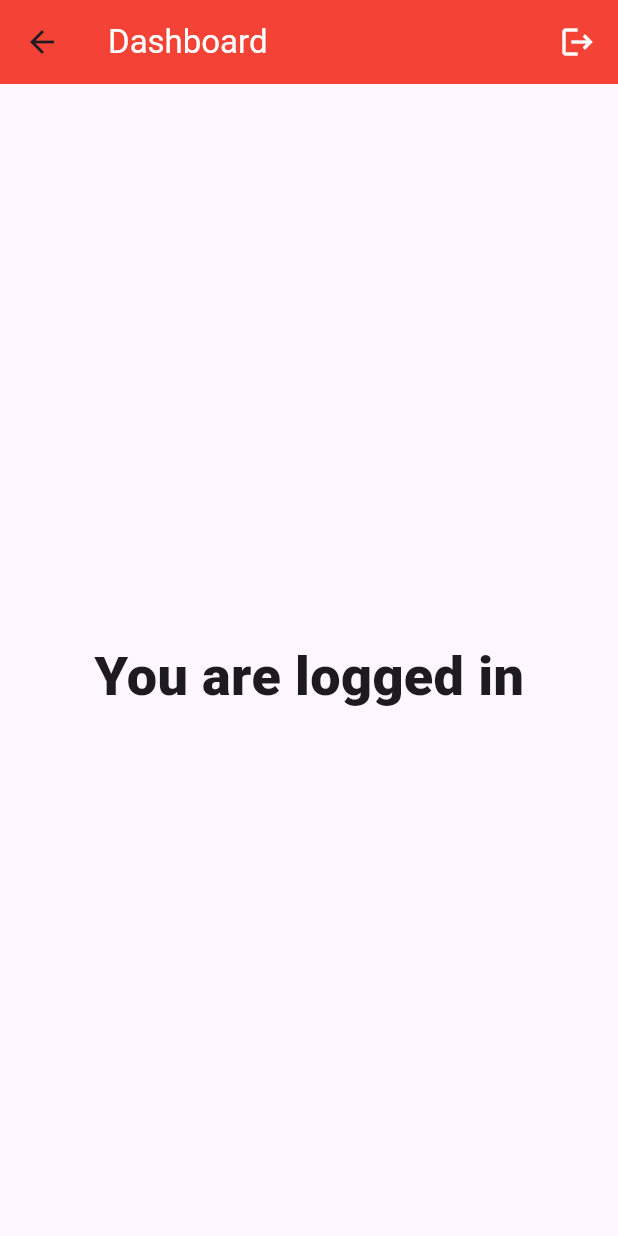
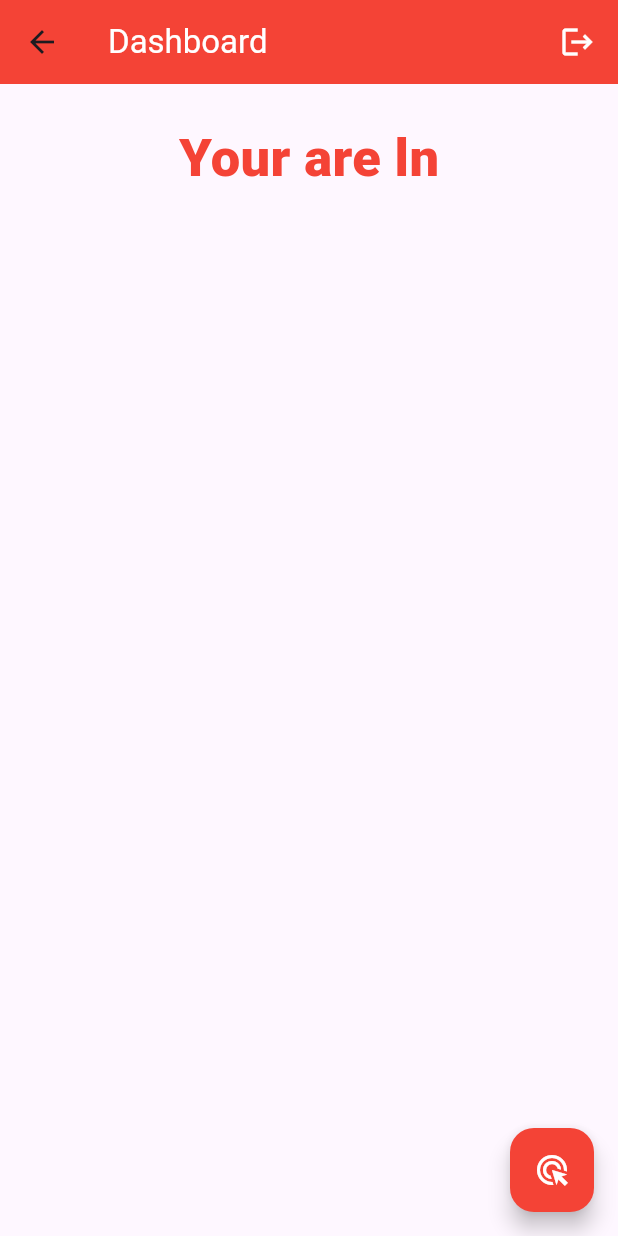
Before and after one commit to Mr-Talha110/ChatBox-App-Using-Firebase-and-Flutter, a Flutter app: the DashboardScreen screen opened directly, on a phone screen of 412 x 824 dp. Run offline on Flutter 3.47's test engine with Material 3 defaults, Android fonts, the phone set to English and light mode, and no system bars; our stand-ins replace cloud_firestore, firebase_auth, firebase_core, get; accounts and stored records are empty.

Commit message:
Notes screen connection done

```diff
--- a/lib/screens/dashboardScreen.dart
+++ b/lib/screens/dashboardScreen.dart
@@ -3,6 +3,7 @@
 import 'package:firebase_auth/firebase_auth.dart';
 import 'package:flutter/material.dart';
 import 'package:get/get.dart';
+import 'package:note_app/screens/create_note_screen.dart';
 import 'package:note_app/screens/login_screen.dart';
 
 class DashboardScreen extends StatefulWidget {
@@ -13,7 +14,6 @@ class DashboardScreen extends StatefulWidget {
 }
 
 class _DashboardScreenState extends State<DashboardScreen> {
-  String? user = FirebaseAuth.instance.currentUser!.email;
   @override
   Widget build(BuildContext context) {
     return Scaffold(
@@ -37,19 +37,26 @@ class _DashboardScreenState extends State<DashboardScreen> {
             const SizedBox(width: 15),
           ],
         ),
-      body: Center(
-        child: Column(
-          mainAxisAlignment: MainAxisAlignment.center,
-          crossAxisAlignment: CrossAxisAlignment.center,
-          children: [
-            Text(user.toString()),
-            const Text(
-              'You are logged in',
-              style: TextStyle(fontSize: 36, fontWeight: FontWeight.w800),
-            ),
-          ],
+        floatingActionButton: FloatingActionButton(
+          backgroundColor: Colors.red,
+          onPressed: () {
+            Get.to(const CreateNoteScreen());
+          },
+          child: const Icon(
+            Icons.ads_click,
+            color: Colors.white,
           ),
         ),
-    );
+        body: Container(
+          alignment: Alignment.topCenter,
+          margin: const EdgeInsets.all(24),
+          child: const Column(children: [
+            Text(
+              'Your are ln',
+              style: TextStyle(
+                  color: Colors.red, fontSize: 35, fontWeight: FontWeight.w900),
+            ),
+          ]),
+        ));
   }
 }
--- a/lib/screens/forgot_password_screen.dart
+++ b/lib/screens/forgot_password_screen.dart
@@ -81,7 +81,7 @@ class ForgetPasswordScreen extends StatelessWidget {
                   }
                 },
                 child: const Text(
-                  'Login',
+                  'Forgot',
                   style: TextStyle(color: Colors.white),
                 ))
           ]),
```
Also changed, not shown: lib/screens/create_note_screen.dart (added, +81 -0 lines). Lines whose indentation alone changed are shown as unchanged.
